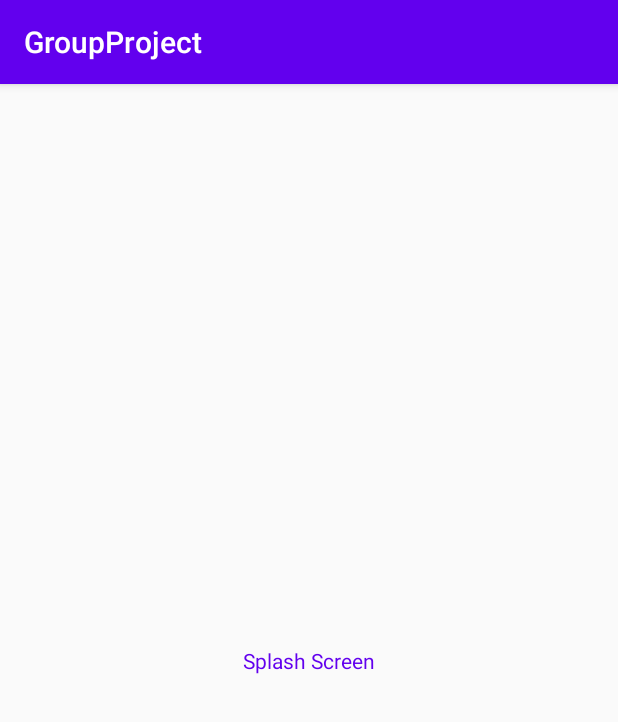
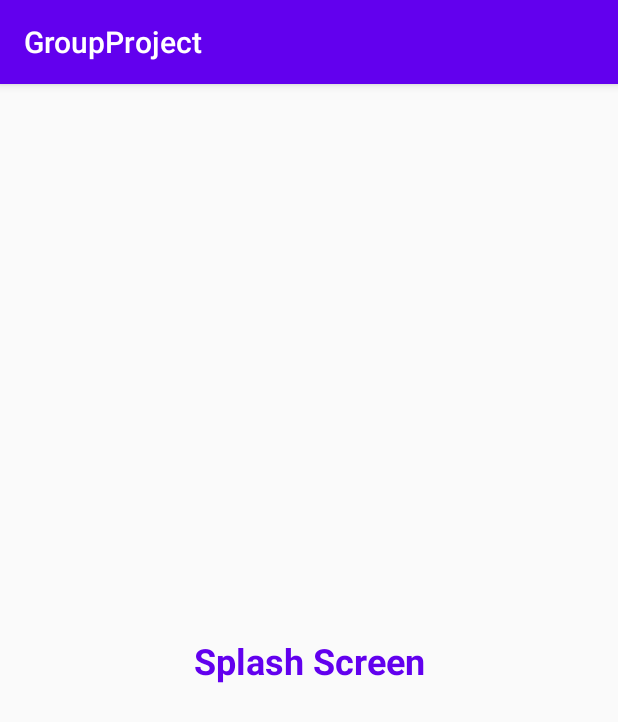
Before and after one commit to Dev-Vora/GroupProject, an Android app: the screen it shows after launch (MainActivity), on a phone screen of 412 x 824 dp. Shown: the top 722 px of the screen. Run offline under Robolectric (Android 15) with nearby library versions, the phone set to English and light mode, and no system bars.

Commit message:
change the text style and size

```diff
--- a/app/src/main/res/layout/activity_main.xml
+++ b/app/src/main/res/layout/activity_main.xml
@@ -11,6 +11,8 @@
         android:layout_height="wrap_content"
         android:text="Splash Screen"
         android:textColor="@color/colorPrimary"
+        android:textSize="24dp"
+        android:textStyle="bold"
         app:layout_constraintBottom_toBottomOf="parent"
         app:layout_constraintLeft_toLeftOf="parent"
         app:layout_constraintRight_toRightOf="parent"
```
